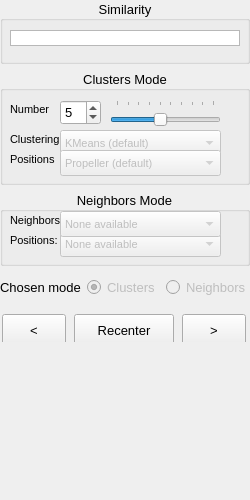
The window that libs/gui-osg-qt/ACBrowserControlsCompleteDockWidgetQt.ui (MediaCycle/MediaCycle) describes before a commit, drawn with Qt 5.
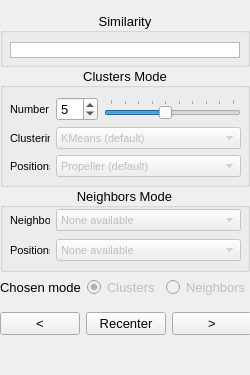
The same window after the commit.

Commit message: DockWidgets lifting. DockWidgetManager now resizes the main window height depending of the visible docks.

```diff
--- a/libs/gui-osg-qt/ACBrowserControlsCompleteDockWidgetQt.ui
+++ b/libs/gui-osg-qt/ACBrowserControlsCompleteDockWidgetQt.ui
@@ -7,7 +7,7 @@
     <x>0</x>
     <y>0</y>
     <width>250</width>
-    <height>500</height>
+    <height>375</height>
    </rect>
   </property>
   <property name="sizePolicy">
@@ -19,13 +19,13 @@
   <property name="minimumSize">
    <size>
     <width>250</width>
-    <height>250</height>
+    <height>375</height>
    </size>
   </property>
   <property name="maximumSize">
    <size>
     <width>250</width>
-    <height>2000</height>
+    <height>375</height>
    </size>
   </property>
   <property name="baseSize">
@@ -58,13 +58,13 @@
    <property name="minimumSize">
     <size>
      <width>250</width>
-     <height>200</height>
+     <height>350</height>
     </size>
    </property>
    <property name="maximumSize">
     <size>
      <width>250</width>
-     <height>2000</height>
+     <height>350</height>
     </size>
    </property>
    <property name="baseSize">
@@ -78,11 +78,14 @@
      <rect>
       <x>0</x>
       <y>0</y>
-      <width>455</width>
-      <height>418</height>
+      <width>252</width>
+      <height>364</height>
      </rect>
     </property>
     <layout class="QVBoxLayout" name="verticalLayout">
+     <property name="spacing">
+      <number>0</number>
+     </property>
      <property name="sizeConstraint">
       <enum>QLayout::SetFixedSize</enum>
      </property>
@@ -97,7 +100,7 @@
        <property name="minimumSize">
         <size>
          <width>250</width>
-         <height>64</height>
+         <height>55</height>
         </size>
        </property>
        <property name="maximumSize">
@@ -112,6 +115,9 @@
        <property name="alignment">
         <set>Qt::AlignCenter</set>
        </property>
+       <property name="flat">
+        <bool>true</bool>
+       </property>
        <widget class="QListWidget" name="featuresListWidget">
         <property name="geometry">
          <rect>
@@ -168,7 +174,7 @@
        <property name="minimumSize">
         <size>
          <width>250</width>
-         <height>115</height>
+         <height>120</height>
         </size>
        </property>
        <property name="title">
@@ -178,16 +184,25 @@
         <set>Qt::AlignCenter</set>
        </property>
        <property name="flat">
-        <bool>false</bool>
+        <bool>true</bool>
        </property>
+       <widget class="QWidget" name="">
+        <property name="geometry">
+         <rect>
+          <x>10</x>
+          <y>30</y>
+          <width>231</width>
+          <height>81</height>
+         </rect>
+        </property>
+        <layout class="QGridLayout" name="gridLayout">
+         <item row="0" column="0">
        <widget class="QLabel" name="labelClustersNumber">
-        <property name="geometry">
-         <rect>
-          <x>10</x>
-          <y>30</y>
-          <width>54</width>
-          <height>18</height>
-         </rect>
+           <property name="maximumSize">
+            <size>
+             <width>40</width>
+             <height>20</height>
+            </size>
         </property>
         <property name="font">
          <font>
@@ -198,97 +213,9 @@
          <string>Number</string>
         </property>
        </widget>
-       <widget class="QComboBox" name="comboBoxClustersMethod">
-        <property name="enabled">
-         <bool>false</bool>
-        </property>
-        <property name="geometry">
-         <rect>
-          <x>60</x>
-          <y>60</y>
-          <width>161</width>
-          <height>26</height>
-         </rect>
-        </property>
-        <property name="font">
-         <font>
-          <pointsize>8</pointsize>
-         </font>
-        </property>
-        <item>
-         <property name="text">
-          <string>KMeans (default)</string>
-         </property>
-        </item>
-       </widget>
-       <widget class="QLabel" name="labelClustersMethod">
-        <property name="geometry">
-         <rect>
-          <x>10</x>
-          <y>60</y>
-          <width>54</width>
-          <height>18</height>
-         </rect>
-        </property>
-        <property name="font">
-         <font>
-          <pointsize>8</pointsize>
-         </font>
-        </property>
-        <property name="text">
-         <string>Clustering</string>
-        </property>
-       </widget>
-       <widget class="QLabel" name="labelClustersPositions">
-        <property name="geometry">
-         <rect>
-          <x>10</x>
-          <y>80</y>
-          <width>54</width>
-          <height>18</height>
-         </rect>
-        </property>
-        <property name="font">
-         <font>
-          <pointsize>8</pointsize>
-         </font>
-        </property>
-        <property name="text">
-         <string>Positions</string>
-        </property>
-       </widget>
-       <widget class="QComboBox" name="comboBoxClustersPositions">
-        <property name="enabled">
-         <bool>false</bool>
-        </property>
-        <property name="geometry">
-         <rect>
-          <x>60</x>
-          <y>80</y>
-          <width>161</width>
-          <height>26</height>
-         </rect>
-        </property>
-        <property name="font">
-         <font>
-          <pointsize>8</pointsize>
-         </font>
-        </property>
-        <item>
-         <property name="text">
-          <string>Propeller (default)</string>
-         </property>
-        </item>
-       </widget>
+         </item>
+         <item row="0" column="1">
        <widget class="QSpinBox" name="spinBoxClusters">
-        <property name="geometry">
-         <rect>
-          <x>60</x>
-          <y>30</y>
-          <width>41</width>
-          <height>25</height>
-         </rect>
-        </property>
         <property name="font">
          <font>
           <pointsize>10</pointsize>
@@ -304,15 +231,9 @@
          <number>5</number>
         </property>
        </widget>
+         </item>
+         <item row="0" column="2">
        <widget class="QSlider" name="sliderClusters">
-        <property name="geometry">
-         <rect>
-          <x>110</x>
-          <y>30</y>
-          <width>111</width>
-          <height>31</height>
-         </rect>
-        </property>
         <property name="minimum">
          <number>1</number>
         </property>
@@ -332,6 +253,79 @@
          <number>1</number>
         </property>
        </widget>
+         </item>
+         <item row="1" column="0">
+          <widget class="QLabel" name="labelClustersMethod">
+           <property name="maximumSize">
+            <size>
+             <width>40</width>
+             <height>20</height>
+            </size>
+           </property>
+           <property name="font">
+            <font>
+             <pointsize>8</pointsize>
+            </font>
+           </property>
+           <property name="text">
+            <string>Clustering</string>
+           </property>
+          </widget>
+         </item>
+         <item row="1" column="1" colspan="2">
+          <widget class="QComboBox" name="comboBoxClustersMethod">
+           <property name="enabled">
+            <bool>false</bool>
+           </property>
+           <property name="font">
+            <font>
+             <pointsize>8</pointsize>
+            </font>
+           </property>
+           <item>
+            <property name="text">
+             <string>KMeans (default)</string>
+            </property>
+           </item>
+          </widget>
+         </item>
+         <item row="2" column="0">
+          <widget class="QLabel" name="labelClustersPositions">
+           <property name="maximumSize">
+            <size>
+             <width>40</width>
+             <height>20</height>
+            </size>
+           </property>
+           <property name="font">
+            <font>
+             <pointsize>8</pointsize>
+            </font>
+           </property>
+           <property name="text">
+            <string>Positions</string>
+           </property>
+          </widget>
+         </item>
+         <item row="2" column="1" colspan="2">
+          <widget class="QComboBox" name="comboBoxClustersPositions">
+           <property name="enabled">
+            <bool>false</bool>
+           </property>
+           <property name="font">
+            <font>
+             <pointsize>8</pointsize>
+            </font>
+           </property>
+           <item>
+            <property name="text">
+             <string>Propeller (default)</string>
+            </property>
+           </item>
+          </widget>
+         </item>
+        </layout>
+       </widget>
        <zorder>comboBoxClustersMethod</zorder>
        <zorder>labelClustersMethod</zorder>
        <zorder>labelClustersPositions</zorder>
@@ -352,13 +346,13 @@
        <property name="minimumSize">
         <size>
          <width>250</width>
-         <height>75</height>
+         <height>85</height>
         </size>
        </property>
        <property name="maximumSize">
         <size>
          <width>250</width>
-         <height>75</height>
+         <height>85</height>
         </size>
        </property>
        <property name="title">
@@ -367,14 +361,26 @@
        <property name="alignment">
         <set>Qt::AlignCenter</set>
        </property>
+       <property name="flat">
+        <bool>true</bool>
+       </property>
+       <widget class="QWidget" name="">
+        <property name="geometry">
+         <rect>
+          <x>10</x>
+          <y>20</y>
+          <width>231</width>
+          <height>56</height>
+         </rect>
+        </property>
+        <layout class="QGridLayout" name="gridLayout_2">
+         <item row="0" column="0">
        <widget class="QLabel" name="labelNeighborsMethod">
-        <property name="geometry">
-         <rect>
-          <x>10</x>
-          <y>20</y>
-          <width>54</width>
-          <height>18</height>
-         </rect>
+           <property name="maximumSize">
+            <size>
+             <width>40</width>
+             <height>20</height>
+            </size>
         </property>
         <property name="font">
          <font>
@@ -385,14 +391,31 @@
          <string>Neighbors</string>
         </property>
        </widget>
+         </item>
+         <item row="0" column="1">
+          <widget class="QComboBox" name="comboBoxNeighborsMethod">
+           <property name="enabled">
+            <bool>false</bool>
+           </property>
+           <property name="font">
+            <font>
+             <pointsize>8</pointsize>
+            </font>
+           </property>
+           <item>
+            <property name="text">
+             <string>None available</string>
+            </property>
+           </item>
+          </widget>
+         </item>
+         <item row="1" column="0">
        <widget class="QLabel" name="labelNeighborsPositions">
-        <property name="geometry">
-         <rect>
-          <x>10</x>
-          <y>40</y>
-          <width>54</width>
-          <height>18</height>
-         </rect>
+           <property name="maximumSize">
+            <size>
+             <width>40</width>
+             <height>20</height>
+            </size>
         </property>
         <property name="font">
          <font>
@@ -403,18 +426,12 @@
          <string>Positions:</string>
         </property>
        </widget>
+         </item>
+         <item row="1" column="1">
        <widget class="QComboBox" name="comboBoxNeighborsPositions">
         <property name="enabled">
          <bool>false</bool>
         </property>
-        <property name="geometry">
-         <rect>
-          <x>60</x>
-          <y>40</y>
-          <width>161</width>
-          <height>26</height>
-         </rect>
-        </property>
         <property name="font">
          <font>
           <pointsize>8</pointsize>
@@ -426,28 +443,8 @@
          </property>
         </item>
        </widget>
-       <widget class="QComboBox" name="comboBoxNeighborsMethod">
-        <property name="enabled">
-         <bool>false</bool>
-        </property>
-        <property name="geometry">
-         <rect>
-          <x>60</x>
-          <y>20</y>
-          <width>161</width>
-          <height>26</height>
-         </rect>
-        </property>
-        <property name="font">
-         <font>
-          <pointsize>8</pointsize>
-         </font>
-        </property>
-        <item>
-         <property name="text">
-          <string>None available</string>
-         </property>
-        </item>
+         </item>
+        </layout>
        </widget>
       </widget>
      </item>
@@ -574,7 +571,7 @@
          <height>32</height>
         </size>
        </property>
-       <widget class="QWidget" name="">
+       <widget class="QWidget" name="layoutWidget">
         <property name="geometry">
          <rect>
           <x>0</x>
@@ -591,14 +588,14 @@
           <widget class="QPushButton" name="pushButtonBack">
            <property name="minimumSize">
             <size>
-             <width>32</width>
-             <height>32</height>
+             <width>0</width>
+             <height>0</height>
             </size>
            </property>
            <property name="maximumSize">
             <size>
-             <width>64</width>
-             <height>32</height>
+             <width>16777215</width>
+             <height>16777215</height>
             </size>
            </property>
            <property name="font">
@@ -615,8 +612,8 @@
           <widget class="QPushButton" name="pushButtonRecenter">
            <property name="maximumSize">
             <size>
-             <width>100</width>
-             <height>32</height>
+             <width>16777215</width>
+             <height>16777215</height>
             </size>
            </property>
            <property name="font">
@@ -633,8 +630,8 @@
           <widget class="QPushButton" name="pushButtonForward">
            <property name="maximumSize">
             <size>
-             <width>64</width>
-             <height>32</height>
+             <width>16777215</width>
+             <height>16777215</height>
             </size>
            </property>
            <property name="font">
```
Lines whose indentation alone changed are shown as unchanged. The commit also changes 10 other files.
